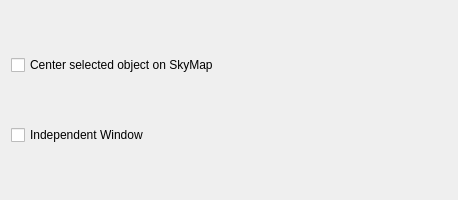
Before: the Qt Designer form kstars/tools/imagingplanneroptions.ui in KDE/kstars, drawn with Qt 5.
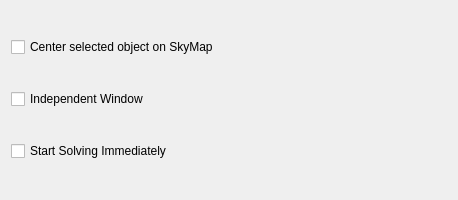
After: the same form once the commit is applied.

What changed in the file:
```diff
--- a/kstars/tools/imagingplanneroptions.ui
+++ b/kstars/tools/imagingplanneroptions.ui
@@ -31,6 +31,16 @@
      </property>
     </widget>
    </item>
+   <item>
+    <widget class="QCheckBox" name="StartSolvingImmediatelyCB">
+     <property name="toolTip">
+      <string>&lt;html&gt;&lt;head/&gt;&lt;body&gt;&lt;p&gt;Start solving immediately after taking a screenshot, instead of waiting for the Solve button to be pressed.&lt;/p&gt;&lt;/body&gt;&lt;/html&gt;</string>
+     </property>
+     <property name="text">
+      <string>Start Solving Immediately</string>
+     </property>
+    </widget>
+   </item>
   </layout>
  </widget>
  <resources/>
```
